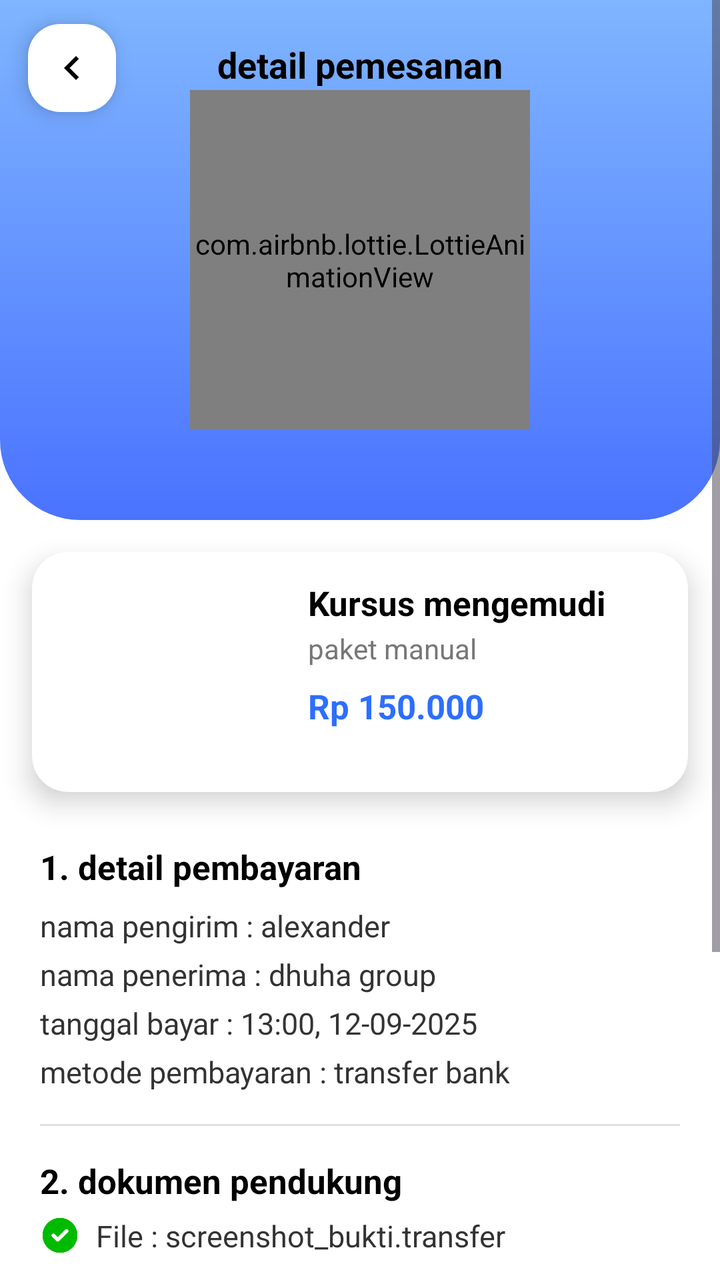
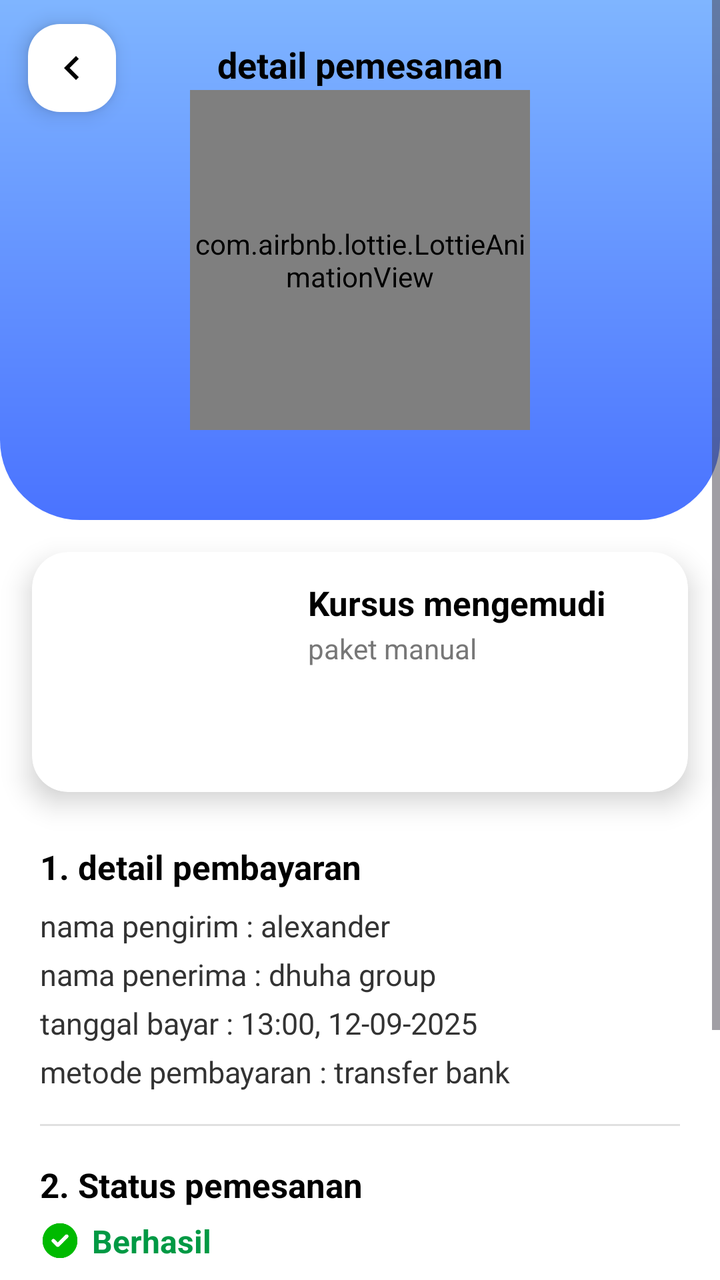

Before-and-after screenshots of an Android layout around one commit, followed by the original layout XML and the change that was made.
<!-- AndroidManifest.xml: application theme Theme.DriveNusa -->
<!-- res/layout/activity_detail_pemesanan.xml -->
<?xml version="1.0" encoding="utf-8"?>
<ScrollView xmlns:android="http://schemas.android.com/apk/res/android"
    xmlns:app="http://schemas.android.com/apk/res-auto"
    android:layout_width="match_parent"
    android:layout_height="match_parent"
    android:background="#FFFFFF">

    <LinearLayout
        android:layout_width="match_parent"
        android:layout_height="wrap_content"
        android:orientation="vertical">


        
        <RelativeLayout
            android:layout_width="match_parent"
            android:layout_height="260dp"
            android:background="@drawable/bg_detail_header">

            
            <ImageView
                android:id="@+id/btnBack"
                android:layout_width="44dp"
                android:layout_height="44dp"
                android:layout_marginStart="14dp"
                android:layout_marginTop="12dp"
                android:src="@drawable/ic_back_circle"
                android:padding="10dp"
                android:background="@drawable/rounded_white"
                android:elevation="6dp"/>

            
            <TextView
                android:id="@+id/titleDetail"
                android:layout_width="wrap_content"
                android:layout_height="wrap_content"
                android:text="detail pemesanan"
                android:textSize="18sp"
                android:textStyle="bold"
                android:textColor="#000000"
                android:layout_centerHorizontal="true"
                android:layout_marginTop="20dp"/>

            
            <com.airbnb.lottie.LottieAnimationView
                android:id="@+id/successAnim"
                android:layout_width="170dp"
                android:layout_height="170dp"
                android:layout_centerInParent="true"
                android:layout_marginTop="10dp"
                app:lottie_rawRes="@raw/succes_lotties"
                app:lottie_autoPlay="true"
                app:lottie_loop="false"/>

        </RelativeLayout>


        
        <androidx.cardview.widget.CardView
            android:layout_width="match_parent"
            android:layout_height="wrap_content"
            android:layout_margin="16dp"
            app:cardCornerRadius="18dp"
            app:cardElevation="8dp">

            <LinearLayout
                android:layout_width="match_parent"
                android:layout_height="120dp"
                android:orientation="horizontal"
                android:padding="14dp">

                <ImageView
                    android:id="@+id/imgMobil"
                    android:layout_width="110dp"
                    android:layout_height="match_parent"
                    android:scaleType="centerCrop"
                    android:background="@drawable/rounded_white"
                    android:padding="5dp"/>

                <LinearLayout
                    android:layout_width="0dp"
                    android:layout_height="match_parent"
                    android:layout_weight="1"
                    android:orientation="vertical"
                    android:paddingStart="14dp">

                    <TextView
                        android:id="@+id/tvJudul"
                        android:layout_width="wrap_content"
                        android:layout_height="wrap_content"
                        android:text="Kursus mengemudi"
                        android:textStyle="bold"
                        android:textSize="17sp"
                        android:textColor="#000000"/>

                    <TextView
                        android:id="@+id/tvPaket"
                        android:layout_width="wrap_content"
                        android:layout_height="wrap_content"
                        android:text="paket manual"
                        android:textSize="14sp"
                        android:textColor="#777777"
                        android:layout_marginTop="2dp"/>

                    <TextView
                        android:id="@+id/tvHarga"
                        android:layout_width="wrap_content"
                        android:layout_height="wrap_content"
                        android:text="Rp 150.000"
                        android:textStyle="bold"
                        android:textSize="17sp"
                        android:textColor="#2D6EFF"
                        android:layout_marginTop="8dp"/>
                </LinearLayout>
            </LinearLayout>
        </androidx.cardview.widget.CardView>


        
        <LinearLayout
            android:layout_width="match_parent"
            android:layout_height="wrap_content"
            android:orientation="vertical"
            android:paddingHorizontal="20dp"
            android:paddingBottom="20dp">

            <TextView
                android:layout_width="wrap_content"
                android:layout_height="wrap_content"
                android:text="1. detail pembayaran"
                android:textColor="#000"
                android:textStyle="bold"
                android:textSize="17sp"
                android:layout_marginTop="10dp"/>

            <TextView
                android:id="@+id/tvNamaPengirim"
                android:layout_width="wrap_content"
                android:layout_height="wrap_content"
                android:text="nama pengirim : alexander"
                android:textColor="#333"
                android:textSize="15sp"
                android:layout_marginTop="8dp"/>

            <TextView
                android:id="@+id/tvNamaPenerima"
                android:layout_width="wrap_content"
                android:layout_height="wrap_content"
                android:text="nama penerima : dhuha group"
                android:textSize="15sp"
                android:textColor="#333"
                android:layout_marginTop="4dp"/>

            <TextView
                android:id="@+id/tvTanggalBayar"
                android:layout_width="wrap_content"
                android:layout_height="wrap_content"
                android:text="tanggal bayar : 13:00, 12-09-2025"
                android:textSize="15sp"
                android:textColor="#333"
                android:layout_marginTop="4dp"/>

            <TextView
                android:id="@+id/tvMetodeBayar"
                android:layout_width="wrap_content"
                android:layout_height="wrap_content"
                android:text="metode pembayaran : transfer bank"
                android:textSize="15sp"
                android:textColor="#333"
                android:layout_marginTop="4dp"/>


            
            <View
                android:layout_width="match_parent"
                android:layout_height="1dp"
                android:background="#E0E0E0"
                android:layout_marginTop="16dp"/>


            
            <TextView
                android:layout_width="wrap_content"
                android:layout_height="wrap_content"
                android:text="2. dokumen pendukung"
                android:textColor="#000"
                android:textStyle="bold"
                android:textSize="17sp"
                android:layout_marginTop="16dp"/>

            <LinearLayout
                android:layout_width="match_parent"
                android:layout_height="wrap_content"
                android:layout_marginTop="6dp"
                android:orientation="horizontal"
                android:gravity="center_vertical">

                <ImageView
                    android:layout_width="20dp"
                    android:layout_height="20dp"
                    android:src="@drawable/ic_check"/>

                <TextView
                    android:id="@+id/tvFile"
                    android:layout_width="wrap_content"
                    android:layout_height="wrap_content"
                    android:text="File : screenshot_bukti.transfer"
                    android:textColor="#333"
                    android:textSize="15sp"
                    android:layout_marginStart="8dp"/>
            </LinearLayout>


            
            <TextView
                android:layout_width="wrap_content"
                android:layout_height="wrap_content"
                android:text="3. Status pemesanan"
                android:textColor="#000"
                android:textStyle="bold"
                android:textSize="17sp"
                android:layout_marginTop="18dp"/>

            <LinearLayout
                android:layout_width="wrap_content"
                android:layout_height="wrap_content"
                android:layout_marginTop="6dp"
                android:orientation="horizontal"
                android:gravity="center_vertical">

                <ImageView
                    android:layout_width="20dp"
                    android:layout_height="20dp"
                    android:src="@drawable/ic_check"/>

                <TextView
                    android:id="@+id/tvStatus"
                    android:layout_width="wrap_content"
                    android:layout_height="wrap_content"
                    android:text="Berhasil"
                    android:textColor="#009944"
                    android:textStyle="bold"
                    android:textSize="16sp"
                    android:layout_marginStart="6dp"/>
            </LinearLayout>


            

            
            <com.google.android.material.button.MaterialButton
                android:id="@+id/btnPengajuan"
                android:layout_width="match_parent"
                android:layout_height="52dp"
                android:text="lihat pengajuan kursus"
                android:textSize="15sp"
                android:textStyle="bold"
                android:layout_marginTop="28dp"
                android:textColor="#2D6EFF"
                android:background="@drawable/btn_white_border"
                android:backgroundTint="@null" />



            
            <com.google.android.material.button.MaterialButton
                android:id="@+id/btnBeranda"
                android:layout_width="match_parent"
                android:layout_height="52dp"
                android:text="kembali ke beranda"
                android:textSize="15sp"
                android:textStyle="bold"
                android:layout_marginTop="12dp"
                android:textColor="#FFFFFF"
                android:background="@drawable/btn_blue_solid"
                android:backgroundTint="@null" />

        </LinearLayout>

    </LinearLayout>

</ScrollView>
<!-- resources referenced by this layout -->
<resources>
  <!-- drawable bg_detail_header (drawable) -->
  <?xml version="1.0" encoding="utf-8"?>
  <shape xmlns:android="http://schemas.android.com/apk/res/android"
      android:shape="rectangle">
  
      <gradient
          android:type="linear"
          android:angle="270"
          android:startColor="#7FB5FF"
          android:endColor="#4A73FF" />
  
      <corners android:bottomLeftRadius="40dp"
          android:bottomRightRadius="40dp"/>
  
  </shape>
  <!-- drawable btn_blue_solid (drawable) -->
  <?xml version="1.0" encoding="utf-8"?>
  <shape xmlns:android="http://schemas.android.com/apk/res/android"
      android:shape="rectangle">
  
      <solid android:color="#2D6EFF"/> 
  
      <corners android:radius="14dp"/>
  
      <padding
          android:left="10dp"
          android:top="10dp"
          android:right="10dp"
          android:bottom="10dp" />
  
      <size android:height="52dp"/>
  
      <stroke
          android:width="0dp"
          android:color="@android:color/transparent"/>
  
      <shadowColor android:color="#33000000"/>
  </shape>
  <!-- drawable btn_white_border (drawable) -->
  <shape xmlns:android="http://schemas.android.com/apk/res/android"
      android:shape="rectangle">
      <solid android:color="@android:color/white" />
      <stroke
          android:width="2dp"
          android:color="#000000" />
      <corners android:radius="8dp" />
      <padding
          android:left="16dp"
          android:top="12dp"
          android:right="16dp"
          android:bottom="12dp"/>
  </shape>
  <!-- drawable ic_back_circle (drawable) -->
  <?xml version="1.0" encoding="utf-8"?>
  <vector xmlns:android="http://schemas.android.com/apk/res/android"
      android:width="24dp"
      android:height="24dp"
      android:viewportWidth="24"
      android:viewportHeight="24">
  
      <path
          android:fillColor="#000000"
          android:pathData="M15.41,7.41L14,6l-6,6 6,6 1.41,-1.41L10.83,12z"/>
  </vector>
  <!-- drawable ic_check: png bitmap (drawable, 2891 bytes) -->
  <!-- drawable rounded_white (drawable) -->
  <shape xmlns:android="http://schemas.android.com/apk/res/android">
      <corners android:radius="16dp" />
      <solid android:color="#FFFFFF"/>
  </shape>
  <style name="Theme.DriveNusa" parent="Base.Theme.Drivenusa" />
  <style name="Base.Theme.Drivenusa" parent="Theme.Material3.DayNight.NoActionBar">
          
          
      </style>
</resources>

<!-- the commit's change to res/layout/activity_detail_pemesanan.xml (unified diff, before → after) -->
@@ -106,7 +106,6 @@
                         android:id="@+id/tvHarga"
                         android:layout_width="wrap_content"
                         android:layout_height="wrap_content"
-                        android:text="Rp 150.000"
                         android:textStyle="bold"
                         android:textSize="17sp"
                         android:textColor="#2D6EFF"
@@ -179,43 +178,13 @@
 
 
             
-            <TextView
-                android:layout_width="wrap_content"
-                android:layout_height="wrap_content"
-                android:text="2. dokumen pendukung"
-                android:textColor="#000"
-                android:textStyle="bold"
-                android:textSize="17sp"
-                android:layout_marginTop="16dp"/>
-
-            <LinearLayout
-                android:layout_width="match_parent"
-                android:layout_height="wrap_content"
-                android:layout_marginTop="6dp"
-                android:orientation="horizontal"
-                android:gravity="center_vertical">
-
-                <ImageView
-                    android:layout_width="20dp"
-                    android:layout_height="20dp"
-                    android:src="@drawable/ic_check"/>
-
-                <TextView
-                    android:id="@+id/tvFile"
-                    android:layout_width="wrap_content"
-                    android:layout_height="wrap_content"
-                    android:text="File : screenshot_bukti.transfer"
-                    android:textColor="#333"
-                    android:textSize="15sp"
-                    android:layout_marginStart="8dp"/>
-            </LinearLayout>
-
-
-            
-            <TextView
-                android:layout_width="wrap_content"
-                android:layout_height="wrap_content"
-                android:text="3. Status pemesanan"
+
+
+            
+            <TextView
+                android:layout_width="wrap_content"
+                android:layout_height="wrap_content"
+                android:text="2. Status pemesanan"
                 android:textColor="#000"
                 android:textStyle="bold"
                 android:textSize="17sp"
